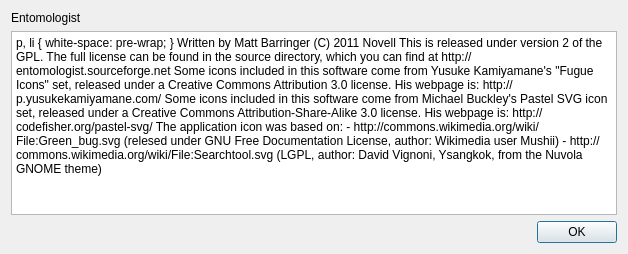
Before: the Qt Designer form About.ui in Entomologist/entomologist, drawn with Qt 5.
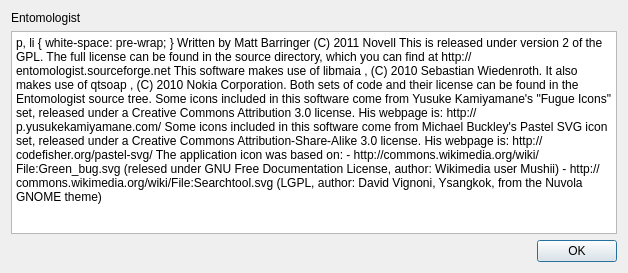
After: the same form once the commit is applied.

Commit message: Committing version 0.4  New features: - MantisBT 1.1+ support - Bug changelog - Bug modification time sorting

```diff
--- a/About.ui
+++ b/About.ui
@@ -10,7 +10,7 @@
     <x>0</x>
     <y>0</y>
     <width>628</width>
-    <height>254</height>
+    <height>273</height>
    </rect>
   </property>
   <property name="sizePolicy">
@@ -45,26 +45,31 @@
       <string>&lt;!DOCTYPE HTML PUBLIC &quot;-//W3C//DTD HTML 4.0//EN&quot; &quot;http://www.w3.org/TR/REC-html40/strict.dtd&quot;&gt;
 &lt;html&gt;&lt;head&gt;&lt;meta name=&quot;qrichtext&quot; content=&quot;1&quot; /&gt;&lt;style type=&quot;text/css&quot;&gt;
 p, li { white-space: pre-wrap; }
-&lt;/style&gt;&lt;/head&gt;&lt;body style=&quot; font-family:'Sans Serif'; font-size:9pt; font-weight:400; font-style:normal;&quot;&gt;
-&lt;p style=&quot; margin-top:0px; margin-bottom:0px; margin-left:0px; margin-right:0px; -qt-block-indent:0; text-indent:0px;&quot;&gt;Written by &lt;a href=&quot;mailto:mbarringer@suse.de&quot;&gt;&lt;span style=&quot; text-decoration: underline; color:#0057ae;&quot;&gt;Matt Barringer&lt;/span&gt;&lt;/a&gt;&lt;/p&gt;
-&lt;p style=&quot; margin-top:0px; margin-bottom:0px; margin-left:0px; margin-right:0px; -qt-block-indent:0; text-indent:0px;&quot;&gt;(C) 2011 Novell&lt;/p&gt;
-&lt;p style=&quot;-qt-paragraph-type:empty; margin-top:0px; margin-bottom:0px; margin-left:0px; margin-right:0px; -qt-block-indent:0; text-indent:0px;&quot;&gt;&lt;/p&gt;
-&lt;p style=&quot; margin-top:0px; margin-bottom:0px; margin-left:0px; margin-right:0px; -qt-block-indent:0; text-indent:0px;&quot;&gt;This is released under version 2 of the GPL.  The full license can be found in the source directory, which you can find at &lt;a href=&quot;http://entomologist.sourceforge.net&quot;&gt;&lt;span style=&quot; text-decoration: underline; color:#0057ae;&quot;&gt;http://entomologist.sourceforge.net&lt;/span&gt;&lt;/a&gt;&lt;/p&gt;
-&lt;p style=&quot;-qt-paragraph-type:empty; margin-top:0px; margin-bottom:0px; margin-left:0px; margin-right:0px; -qt-block-indent:0; text-indent:0px;&quot;&gt;&lt;/p&gt;
-&lt;p style=&quot; margin-top:0px; margin-bottom:0px; margin-left:0px; margin-right:0px; -qt-block-indent:0; text-indent:0px;&quot;&gt;Some icons included in this software come from Yusuke Kamiyamane's &amp;quot;Fugue Icons&amp;quot; set,&lt;/p&gt;
-&lt;p style=&quot; margin-top:0px; margin-bottom:0px; margin-left:0px; margin-right:0px; -qt-block-indent:0; text-indent:0px;&quot;&gt;released under a Creative Commons Attribution 3.0 license.  His webpage is:&lt;/p&gt;
-&lt;p style=&quot; margin-top:0px; margin-bottom:0px; margin-left:0px; margin-right:0px; -qt-block-indent:0; text-indent:0px;&quot;&gt;&lt;a href=&quot;http://p.yusukekamiyamane.com/&quot;&gt;&lt;span style=&quot; text-decoration: underline; color:#0057ae;&quot;&gt;http://p.yusukekamiyamane.com/&lt;/span&gt;&lt;/a&gt;&lt;/p&gt;
-&lt;p style=&quot;-qt-paragraph-type:empty; margin-top:0px; margin-bottom:0px; margin-left:0px; margin-right:0px; -qt-block-indent:0; text-indent:0px;&quot;&gt;&lt;/p&gt;
-&lt;p style=&quot; margin-top:0px; margin-bottom:0px; margin-left:0px; margin-right:0px; -qt-block-indent:0; text-indent:0px;&quot;&gt;Some icons included in this software come from Michael Buckley's Pastel SVG icon set,&lt;/p&gt;
-&lt;p style=&quot; margin-top:0px; margin-bottom:0px; margin-left:0px; margin-right:0px; -qt-block-indent:0; text-indent:0px;&quot;&gt;released under a Creative Commons Attribution-Share-Alike 3.0 license.  His webpage is:&lt;/p&gt;
-&lt;p style=&quot; margin-top:0px; margin-bottom:0px; margin-left:0px; margin-right:0px; -qt-block-indent:0; text-indent:0px;&quot;&gt;&lt;a href=&quot;http://codefisher.org/pastel-svg/&quot;&gt;&lt;span style=&quot; text-decoration: underline; color:#0057ae;&quot;&gt;http://codefisher.org/pastel-svg/&lt;/span&gt;&lt;/a&gt;&lt;/p&gt;
-&lt;p style=&quot;-qt-paragraph-type:empty; margin-top:0px; margin-bottom:0px; margin-left:0px; margin-right:0px; -qt-block-indent:0; text-indent:0px;&quot;&gt;&lt;/p&gt;
-&lt;p style=&quot; margin-top:0px; margin-bottom:0px; margin-left:0px; margin-right:0px; -qt-block-indent:0; text-indent:0px;&quot;&gt;The application icon was based on:&lt;/p&gt;
-&lt;p style=&quot; margin-top:0px; margin-bottom:0px; margin-left:0px; margin-right:0px; -qt-block-indent:0; text-indent:0px;&quot;&gt; - &lt;a href=&quot;http://commons.wikimedia.org/wiki/File:Green_bug.svg&quot;&gt;&lt;span style=&quot; text-decoration: underline; color:#0057ae;&quot;&gt;http://commons.wikimedia.org/wiki/File:Green_bug.svg&lt;/span&gt;&lt;/a&gt;&lt;/p&gt;
-&lt;p style=&quot; margin-top:0px; margin-bottom:0px; margin-left:0px; margin-right:0px; -qt-block-indent:0; text-indent:0px;&quot;&gt;   (relesed under GNU Free Documentation License, author: Wikimedia user Mushii)&lt;/p&gt;
-&lt;p style=&quot; margin-top:0px; margin-bottom:0px; margin-left:0px; margin-right:0px; -qt-block-indent:0; text-indent:0px;&quot;&gt; - &lt;a href=&quot;http://commons.wikimedia.org/wiki/File:Searchtool.svg&quot;&gt;&lt;span style=&quot; text-decoration: underline; color:#0057ae;&quot;&gt;http://commons.wikimedia.org/wiki/File:Searchtool.svg&lt;/span&gt;&lt;/a&gt;&lt;/p&gt;
-&lt;p style=&quot; margin-top:0px; margin-bottom:0px; margin-left:0px; margin-right:0px; -qt-block-indent:0; text-indent:0px;&quot;&gt;   (LGPL, author: David Vignoni, Ysangkok, from the Nuvola GNOME theme)&lt;/p&gt;
-&lt;p style=&quot;-qt-paragraph-type:empty; margin-top:0px; margin-bottom:0px; margin-left:0px; margin-right:0px; -qt-block-indent:0; text-indent:0px;&quot;&gt;&lt;/p&gt;&lt;/body&gt;&lt;/html&gt;</string>
+&lt;/style&gt;&lt;/head&gt;&lt;body style=&quot; font-family:'Sans Serif'; font-size:10pt; font-weight:400; font-style:normal;&quot;&gt;
+&lt;table border=&quot;0&quot; style=&quot;-qt-table-type: root; margin-top:4px; margin-bottom:4px; margin-left:4px; margin-right:4px;&quot;&gt;
+&lt;tr&gt;
+&lt;td style=&quot;border: none;&quot;&gt;
+&lt;p style=&quot; margin-top:0px; margin-bottom:0px; margin-left:0px; margin-right:0px; -qt-block-indent:0; text-indent:0px;&quot;&gt;&lt;span style=&quot; font-size:9pt;&quot;&gt;Written by &lt;/span&gt;&lt;a href=&quot;mailto:mbarringer@suse.de&quot;&gt;&lt;span style=&quot; font-size:9pt; text-decoration: underline; color:#0057ae;&quot;&gt;Matt Barringer&lt;/span&gt;&lt;/a&gt;&lt;/p&gt;
+&lt;p style=&quot; margin-top:0px; margin-bottom:0px; margin-left:0px; margin-right:0px; -qt-block-indent:0; text-indent:0px;&quot;&gt;&lt;span style=&quot; font-size:9pt;&quot;&gt;(C) 2011 Novell&lt;/span&gt;&lt;/p&gt;
+&lt;p style=&quot;-qt-paragraph-type:empty; margin-top:0px; margin-bottom:0px; margin-left:0px; margin-right:0px; -qt-block-indent:0; text-indent:0px; font-size:9pt;&quot;&gt;&lt;/p&gt;
+&lt;p style=&quot; margin-top:0px; margin-bottom:0px; margin-left:0px; margin-right:0px; -qt-block-indent:0; text-indent:0px;&quot;&gt;&lt;span style=&quot; font-size:9pt;&quot;&gt;This is released under version 2 of the GPL.  The full license can be found in the source directory, which you can find at &lt;/span&gt;&lt;a href=&quot;http://entomologist.sourceforge.net&quot;&gt;&lt;span style=&quot; font-size:9pt; text-decoration: underline; color:#0057ae;&quot;&gt;http://entomologist.sourceforge.net&lt;/span&gt;&lt;/a&gt;&lt;/p&gt;
+&lt;p style=&quot;-qt-paragraph-type:empty; margin-top:0px; margin-bottom:0px; margin-left:0px; margin-right:0px; -qt-block-indent:0; text-indent:0px; font-size:9pt;&quot;&gt;&lt;/p&gt;
+&lt;p style=&quot; margin-top:0px; margin-bottom:0px; margin-left:0px; margin-right:0px; -qt-block-indent:0; text-indent:0px;&quot;&gt;&lt;span style=&quot; font-size:9pt;&quot;&gt;This software makes use of &lt;/span&gt;&lt;a href=&quot;https://github.com/wiedi/libmaia&quot;&gt;&lt;span style=&quot; text-decoration: underline; color:#0000ff;&quot;&gt;libmaia&lt;/span&gt;&lt;/a&gt;&lt;span style=&quot; font-size:9pt;&quot;&gt;, (C) 2010 Sebastian Wiedenroth.  It also makes use of &lt;/span&gt;&lt;a href=&quot;http://qt.gitorious.org/qt-solutions/qt-solutions/trees/master/qtsoap&quot;&gt;&lt;span style=&quot; text-decoration: underline; color:#0000ff;&quot;&gt;qtsoap&lt;/span&gt;&lt;/a&gt;&lt;span style=&quot; font-size:9pt;&quot;&gt;, (C) 2010 Nokia Corporation.  Both sets of code and their license can be found in the Entomologist source tree.&lt;/span&gt;&lt;/p&gt;
+&lt;p style=&quot;-qt-paragraph-type:empty; margin-top:0px; margin-bottom:0px; margin-left:0px; margin-right:0px; -qt-block-indent:0; text-indent:0px; font-size:9pt;&quot;&gt;&lt;/p&gt;
+&lt;p style=&quot; margin-top:0px; margin-bottom:0px; margin-left:0px; margin-right:0px; -qt-block-indent:0; text-indent:0px;&quot;&gt;&lt;span style=&quot; font-size:9pt;&quot;&gt;Some icons included in this software come from Yusuke Kamiyamane's &amp;quot;Fugue Icons&amp;quot; set,&lt;/span&gt;&lt;/p&gt;
+&lt;p style=&quot; margin-top:0px; margin-bottom:0px; margin-left:0px; margin-right:0px; -qt-block-indent:0; text-indent:0px;&quot;&gt;&lt;span style=&quot; font-size:9pt;&quot;&gt;released under a Creative Commons Attribution 3.0 license.  His webpage is:&lt;/span&gt;&lt;/p&gt;
+&lt;p style=&quot; margin-top:0px; margin-bottom:0px; margin-left:0px; margin-right:0px; -qt-block-indent:0; text-indent:0px;&quot;&gt;&lt;a href=&quot;http://p.yusukekamiyamane.com/&quot;&gt;&lt;span style=&quot; font-size:9pt; text-decoration: underline; color:#0057ae;&quot;&gt;http://p.yusukekamiyamane.com/&lt;/span&gt;&lt;/a&gt;&lt;/p&gt;
+&lt;p style=&quot;-qt-paragraph-type:empty; margin-top:0px; margin-bottom:0px; margin-left:0px; margin-right:0px; -qt-block-indent:0; text-indent:0px; font-size:9pt;&quot;&gt;&lt;/p&gt;
+&lt;p style=&quot; margin-top:0px; margin-bottom:0px; margin-left:0px; margin-right:0px; -qt-block-indent:0; text-indent:0px;&quot;&gt;&lt;span style=&quot; font-size:9pt;&quot;&gt;Some icons included in this software come from Michael Buckley's Pastel SVG icon set,&lt;/span&gt;&lt;/p&gt;
+&lt;p style=&quot; margin-top:0px; margin-bottom:0px; margin-left:0px; margin-right:0px; -qt-block-indent:0; text-indent:0px;&quot;&gt;&lt;span style=&quot; font-size:9pt;&quot;&gt;released under a Creative Commons Attribution-Share-Alike 3.0 license.  His webpage is:&lt;/span&gt;&lt;/p&gt;
+&lt;p style=&quot; margin-top:0px; margin-bottom:0px; margin-left:0px; margin-right:0px; -qt-block-indent:0; text-indent:0px;&quot;&gt;&lt;a href=&quot;http://codefisher.org/pastel-svg/&quot;&gt;&lt;span style=&quot; font-size:9pt; text-decoration: underline; color:#0057ae;&quot;&gt;http://codefisher.org/pastel-svg/&lt;/span&gt;&lt;/a&gt;&lt;/p&gt;
+&lt;p style=&quot;-qt-paragraph-type:empty; margin-top:0px; margin-bottom:0px; margin-left:0px; margin-right:0px; -qt-block-indent:0; text-indent:0px; font-size:9pt;&quot;&gt;&lt;/p&gt;
+&lt;p style=&quot; margin-top:0px; margin-bottom:0px; margin-left:0px; margin-right:0px; -qt-block-indent:0; text-indent:0px;&quot;&gt;&lt;span style=&quot; font-size:9pt;&quot;&gt;The application icon was based on:&lt;/span&gt;&lt;/p&gt;
+&lt;p style=&quot; margin-top:0px; margin-bottom:0px; margin-left:0px; margin-right:0px; -qt-block-indent:0; text-indent:0px;&quot;&gt;&lt;span style=&quot; font-size:9pt;&quot;&gt; - &lt;/span&gt;&lt;a href=&quot;http://commons.wikimedia.org/wiki/File:Green_bug.svg&quot;&gt;&lt;span style=&quot; font-size:9pt; text-decoration: underline; color:#0057ae;&quot;&gt;http://commons.wikimedia.org/wiki/File:Green_bug.svg&lt;/span&gt;&lt;/a&gt;&lt;/p&gt;
+&lt;p style=&quot; margin-top:0px; margin-bottom:0px; margin-left:0px; margin-right:0px; -qt-block-indent:0; text-indent:0px;&quot;&gt;&lt;span style=&quot; font-size:9pt;&quot;&gt;   (relesed under GNU Free Documentation License, author: Wikimedia user Mushii)&lt;/span&gt;&lt;/p&gt;
+&lt;p style=&quot; margin-top:0px; margin-bottom:0px; margin-left:0px; margin-right:0px; -qt-block-indent:0; text-indent:0px;&quot;&gt;&lt;span style=&quot; font-size:9pt;&quot;&gt; - &lt;/span&gt;&lt;a href=&quot;http://commons.wikimedia.org/wiki/File:Searchtool.svg&quot;&gt;&lt;span style=&quot; font-size:9pt; text-decoration: underline; color:#0057ae;&quot;&gt;http://commons.wikimedia.org/wiki/File:Searchtool.svg&lt;/span&gt;&lt;/a&gt;&lt;/p&gt;
+&lt;p style=&quot; margin-top:0px; margin-bottom:0px; margin-left:0px; margin-right:0px; -qt-block-indent:0; text-indent:0px;&quot;&gt;&lt;span style=&quot; font-size:9pt;&quot;&gt;   (LGPL, author: David Vignoni, Ysangkok, from the Nuvola GNOME theme)&lt;/span&gt;&lt;/p&gt;
+&lt;p style=&quot;-qt-paragraph-type:empty; margin-top:0px; margin-bottom:0px; margin-left:0px; margin-right:0px; -qt-block-indent:0; text-indent:0px; font-size:9pt;&quot;&gt;&lt;/p&gt;&lt;/td&gt;&lt;/tr&gt;&lt;/table&gt;&lt;/body&gt;&lt;/html&gt;</string>
      </property>
     </widget>
    </item>
```
The commit also changes 37 other files.
